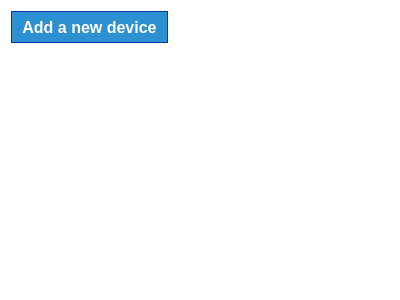
First picture: the form in parsec/core/gui/forms/devices_widget.ui, repository Scille/parsec-cloud, before the edit.
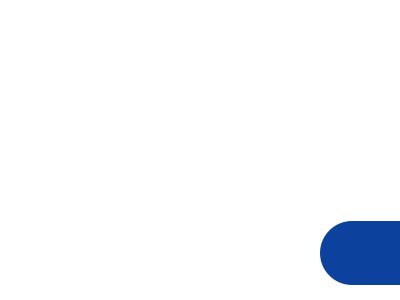
Second picture: the form after the edit. Icons and pictures are not drawn.

Commit message: [GUI] Added add button for devices

Diff of the .ui file:
```diff
--- a/parsec/core/gui/forms/devices_widget.ui
+++ b/parsec/core/gui/forms/devices_widget.ui
@@ -20,50 +20,18 @@
 }</string>
   </property>
   <layout class="QVBoxLayout" name="verticalLayout">
-   <item>
-    <layout class="QHBoxLayout" name="horizontalLayout">
-     <item>
-      <widget class="QPushButton" name="button_add_device">
-       <property name="minimumSize">
-        <size>
-         <width>0</width>
-         <height>32</height>
-        </size>
-       </property>
-       <property name="font">
-        <font>
-         <pointsize>12</pointsize>
-         <weight>75</weight>
-         <bold>true</bold>
-        </font>
-       </property>
-       <property name="styleSheet">
-        <string notr="true">background-color: rgb(45, 144, 209);
-border: 1px solid rgb(11, 56, 166);
-color: rgb(255, 255, 255);
-padding-left: 10px;
-padding-right: 10px;</string>
-       </property>
-       <property name="text">
-        <string>Add a new device</string>
-       </property>
-      </widget>
-     </item>
-     <item>
-      <spacer name="horizontalSpacer">
-       <property name="orientation">
-        <enum>Qt::Horizontal</enum>
-       </property>
-       <property name="sizeHint" stdset="0">
-        <size>
-         <width>40</width>
-         <height>20</height>
-        </size>
-       </property>
-      </spacer>
-     </item>
-    </layout>
-   </item>
+   <property name="leftMargin">
+    <number>0</number>
+   </property>
+   <property name="topMargin">
+    <number>15</number>
+   </property>
+   <property name="rightMargin">
+    <number>0</number>
+   </property>
+   <property name="bottomMargin">
+    <number>15</number>
+   </property>
    <item>
     <spacer name="verticalSpacer">
      <property name="orientation">
@@ -77,6 +45,61 @@
      </property>
     </spacer>
    </item>
+   <item>
+    <layout class="QHBoxLayout" name="horizontalLayout_2">
+     <item>
+      <spacer name="horizontalSpacer_2">
+       <property name="orientation">
+        <enum>Qt::Horizontal</enum>
+       </property>
+       <property name="sizeHint" stdset="0">
+        <size>
+         <width>40</width>
+         <height>20</height>
+        </size>
+       </property>
+      </spacer>
+     </item>
+     <item>
+      <widget class="QPushButton" name="button_add_device">
+       <property name="minimumSize">
+        <size>
+         <width>80</width>
+         <height>64</height>
+        </size>
+       </property>
+       <property name="maximumSize">
+        <size>
+         <width>80</width>
+         <height>64</height>
+        </size>
+       </property>
+       <property name="styleSheet">
+        <string notr="true">QPushButton#button_add_device
+{
+border-top-left-radius: 32px;
+border-bottom-left-radius: 32px;
+background-color: rgb(12, 65, 157);
+padding-left: 10px;
+}</string>
+       </property>
+       <property name="text">
+        <string/>
+       </property>
+       <property name="icon">
+        <iconset resource="../rc/resources.qrc">
+         <normaloff>:/icons/images/icons/add-plus-button.png</normaloff>:/icons/images/icons/add-plus-button.png</iconset>
+       </property>
+       <property name="iconSize">
+        <size>
+         <width>50</width>
+         <height>50</height>
+        </size>
+       </property>
+      </widget>
+     </item>
+    </layout>
+   </item>
   </layout>
  </widget>
  <resources/>
```
Left out of the diff: 4 changed lines with no effect on the pictures. The commit also changes 2 other files.
